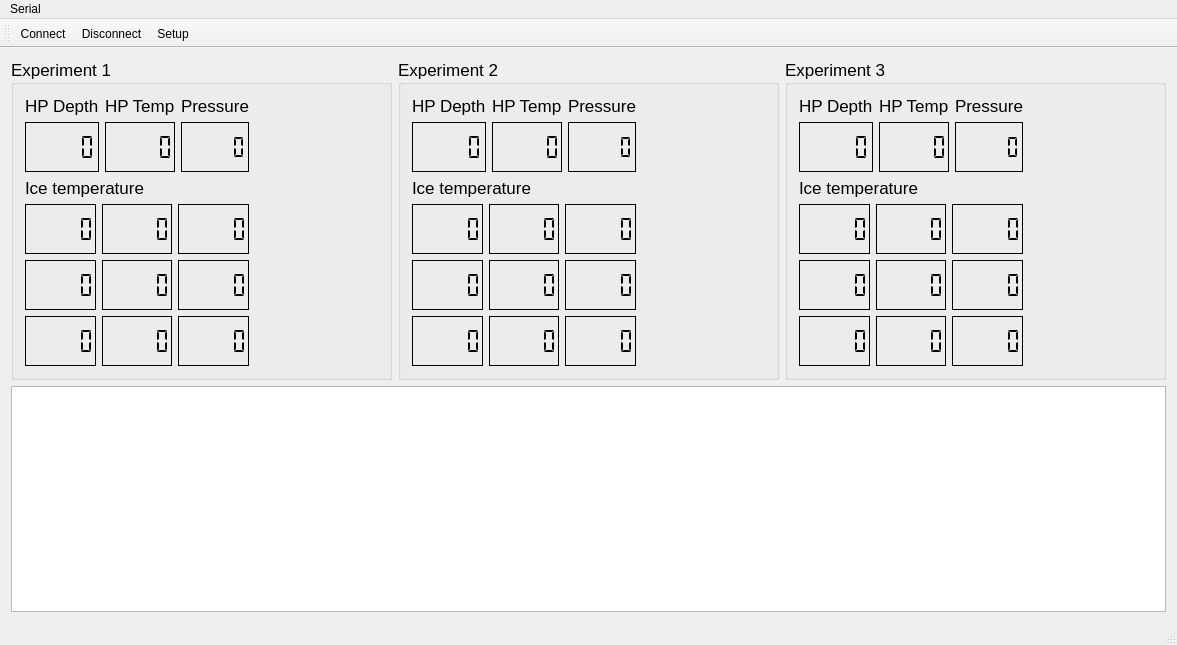
First picture: the form in software/groundstation/src/mainwindow.ui, repository rx-viper/elektronik-und-software, before the edit.
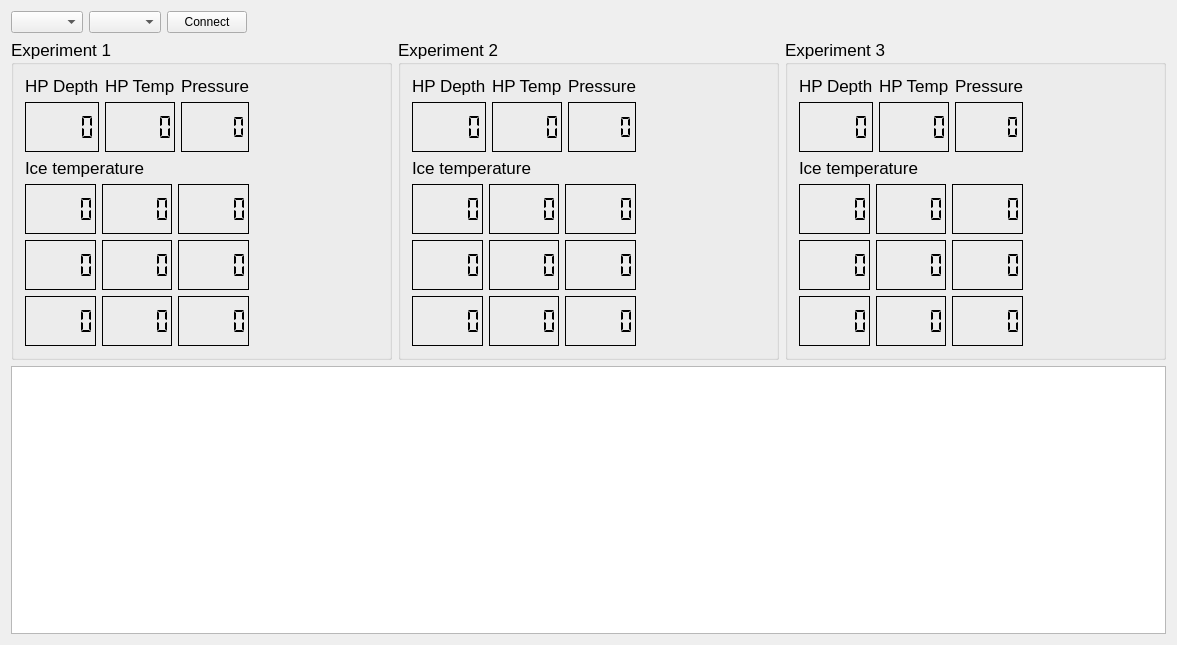
Second picture: the form after the edit. Icons and pictures are not drawn. Custom widgets are drawn as their Qt base class.

Commit message:
New serial connection setup
I removed the serial connection setup menu. There is now a simple interface in the main window using drop down menus. The whole serial setup stuff is now in one class called SerialConnection (before it was spread in the settingsdialog, settings and mainwindow classes). I plan to implement a class with an identical interface for communication via TPC.

I also removed the icons.

Minor changes as requested by rleh.

The edit to the form file:
```diff
--- a/software/groundstation/src/mainwindow.ui
+++ b/software/groundstation/src/mainwindow.ui
@@ -33,6 +33,40 @@
   </property>
   <widget class="QWidget" name="centralWidget">
    <layout class="QVBoxLayout" name="verticalLayout_16">
+    <item>
+     <layout class="QHBoxLayout" name="horizontalLayout_8">
+      <item>
+       <widget class="QComboBox" name="serialPortsList">
+        <property name="enabled">
+         <bool>true</bool>
+        </property>
+       </widget>
+      </item>
+      <item>
+       <widget class="QComboBox" name="serialBaudRateList"/>
+      </item>
+      <item>
+       <widget class="QPushButton" name="serialConnect">
+        <property name="text">
+         <string>Connect</string>
+        </property>
+       </widget>
+      </item>
+      <item>
+       <spacer name="horizontalSpacer">
+        <property name="orientation">
+         <enum>Qt::Horizontal</enum>
+        </property>
+        <property name="sizeHint" stdset="0">
+         <size>
+          <width>40</width>
+          <height>20</height>
+         </size>
+        </property>
+       </spacer>
+      </item>
+     </layout>
+    </item>
     <item>
      <layout class="QHBoxLayout" name="horizontalLayout_7">
       <item>
@@ -1659,58 +1693,10 @@
      <x>0</x>
      <y>0</y>
      <width>1177</width>
-     <height>22</height>
+     <height>21</height>
     </rect>
    </property>
-   <widget class="QMenu" name="menuSerial">
-    <property name="title">
-     <string>Serial</string>
-    </property>
-    <addaction name="actionConnect"/>
-    <addaction name="actionDisconnect"/>
-    <addaction name="actionSetup"/>
-   </widget>
-   <addaction name="menuSerial"/>
   </widget>
-  <widget class="QToolBar" name="mainToolBar">
-   <attribute name="toolBarArea">
-    <enum>TopToolBarArea</enum>
-   </attribute>
-   <attribute name="toolBarBreak">
-    <bool>false</bool>
-   </attribute>
-   <addaction name="actionConnect"/>
-   <addaction name="actionDisconnect"/>
-   <addaction name="actionSetup"/>
-  </widget>
-  <widget class="QStatusBar" name="statusBar"/>
-  <action name="actionConnect">
-   <property name="icon">
-    <iconset resource="resources.qrc">
-     <normaloff>:/icons/icons/connect.png</normaloff>:/icons/icons/connect.png</iconset>
-   </property>
-   <property name="text">
-    <string>Connect</string>
-   </property>
-  </action>
-  <action name="actionDisconnect">
-   <property name="icon">
-    <iconset resource="resources.qrc">
-     <normaloff>:/icons/icons/disconnect.png</normaloff>:/icons/icons/disconnect.png</iconset>
-   </property>
-   <property name="text">
-    <string>Disconnect</string>
-   </property>
-  </action>
-  <action name="actionSetup">
-   <property name="icon">
-    <iconset resource="resources.qrc">
-     <normaloff>:/icons/icons/settings.png</normaloff>:/icons/icons/settings.png</iconset>
-   </property>
-   <property name="text">
-    <string>Setup</string>
-   </property>
-  </action>
  </widget>
  <layoutdefault spacing="6" margin="11"/>
  <customwidgets>
```
Left out of the diff: 4 changed lines with no effect on the pictures. The commit also changes 21 other files.
